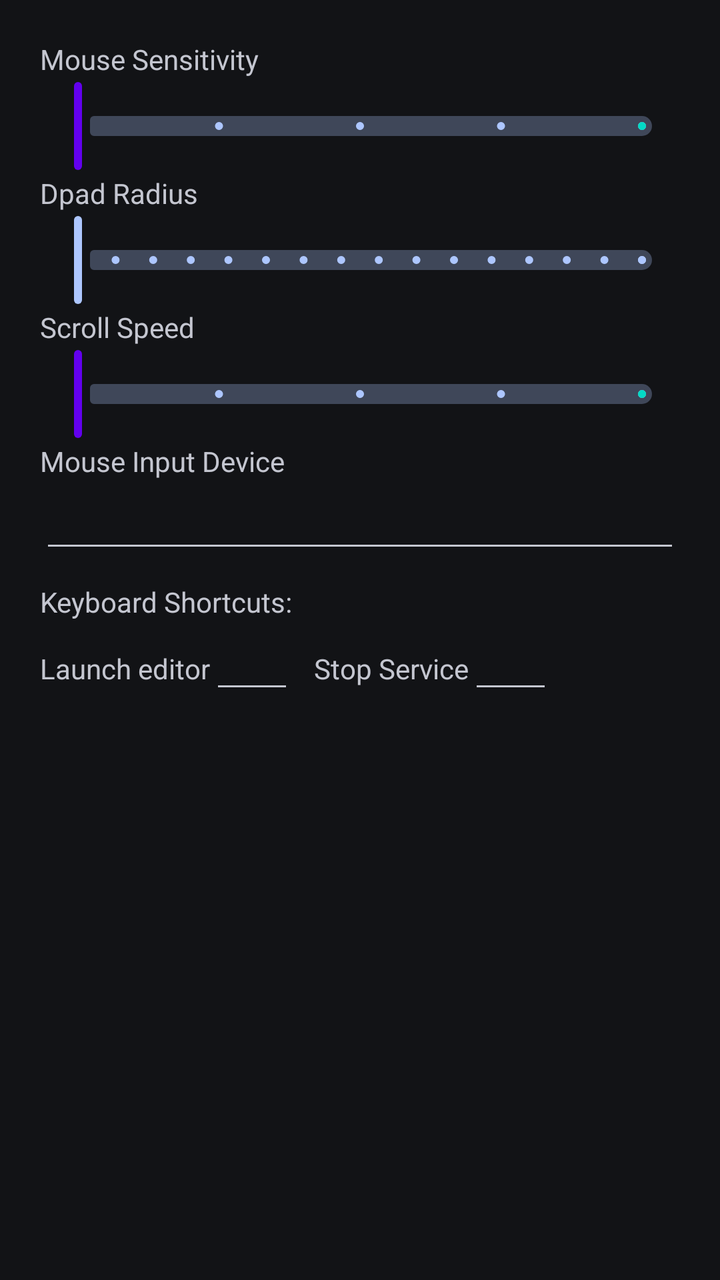
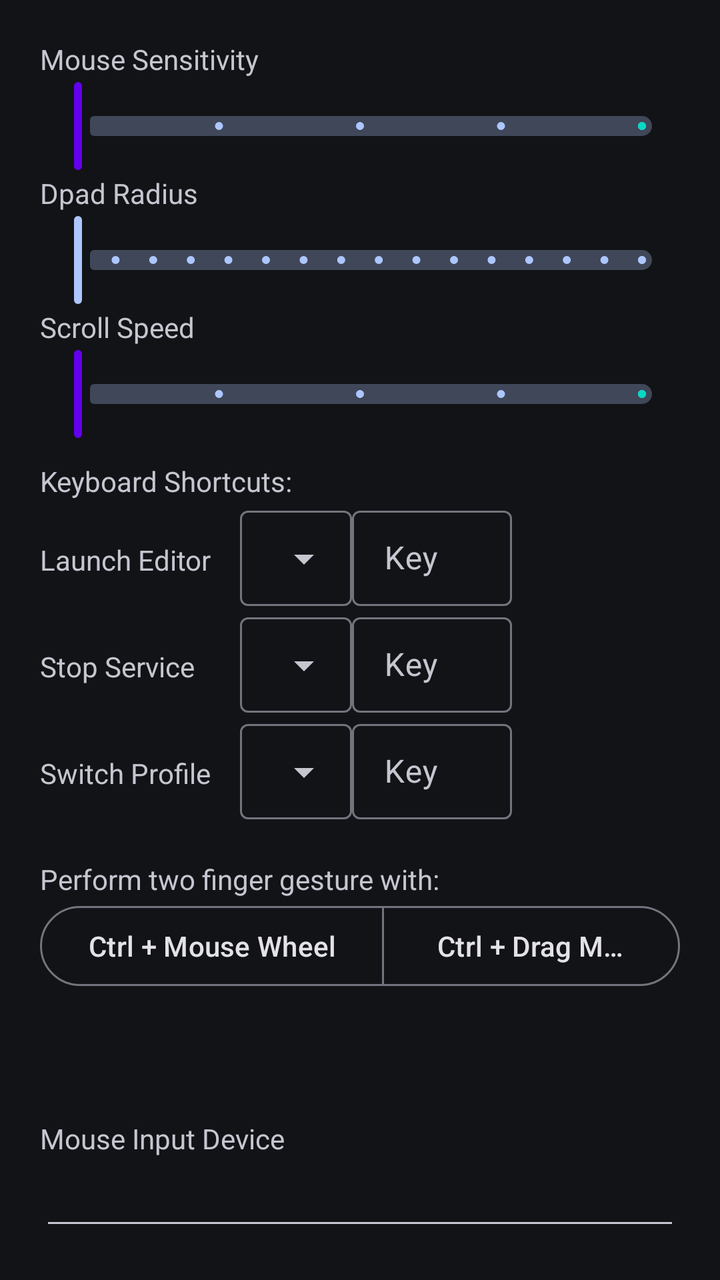

Screens rendered from an Android XML layout before and after an edit, with the pre-edit source and the edit as a unified diff.
<!-- AndroidManifest.xml: application theme Theme.XtMapper -->
<!-- res/layout/fragment_settings_dialog.xml -->
<?xml version="1.0" encoding="utf-8"?>
<LinearLayout xmlns:android="http://schemas.android.com/apk/res/android"
    xmlns:app="http://schemas.android.com/apk/res-auto"
    xmlns:tools="http://schemas.android.com/tools"
    android:layout_width="wrap_content"
    android:layout_height="wrap_content"
    android:orientation="vertical"
    android:theme="@style/Theme.Material3.DynamicColors.Dark"
    android:padding="20dp">
    <TextView
        android:layout_width="wrap_content"
        android:layout_height="wrap_content"
        android:text="@string/mouse_sensitivity"/>

    <com.google.android.material.slider.Slider
        android:id="@+id/slider_mouse"
        android:layout_width="wrap_content"
        android:layout_height="wrap_content"
        android:stepSize="1"
        android:valueFrom="1"
        android:valueTo="5"
        app:haloColor="@color/purple_700"
        app:thumbColor="@color/purple_500"
        app:trackColorActive="@color/teal_200"
        app:trackHeight="10dp"
        tools:value="2" />

    <TextView
        android:layout_width="wrap_content"
        android:layout_height="wrap_content"
        android:text="@string/dpad_radius"/>

    <com.google.android.material.slider.Slider
        android:id="@+id/slider_dpad"
        android:layout_width="wrap_content"
        android:layout_height="wrap_content"
        android:stepSize="0.1"
        android:valueFrom="0.5"
        android:valueTo="2.0"
        app:trackHeight="10dp"
        tools:value="1.0" />

    <TextView
        android:layout_width="wrap_content"
        android:layout_height="wrap_content"
        android:text="@string/scroll_speed"/>

    <com.google.android.material.slider.Slider
        android:id="@+id/slider_scroll_speed"
        android:layout_width="wrap_content"
        android:layout_height="wrap_content"
        android:stepSize="1"
        android:valueFrom="1"
        android:valueTo="5"
        app:haloColor="@color/purple_700"
        app:thumbColor="@color/purple_500"
        app:trackColorActive="@color/teal_200"
        app:trackHeight="10dp"
        tools:value="2" />

    <TextView
        android:layout_width="wrap_content"
        android:layout_height="wrap_content"
        android:text="@string/mouse_input_device"
        android:labelFor="@id/input_device"/>
    <EditText
        android:layout_width="match_parent"
        android:layout_height="wrap_content"
        android:inputType="textNoSuggestions"
        android:id="@+id/input_device"
        android:importantForAutofill="no" />

    <TextView
        android:layout_marginTop="10dp"
        android:layout_width="match_parent"
        android:layout_height="wrap_content"
        android:text="@string/keyboard_shortcuts" />

    <LinearLayout
        android:layout_width="match_parent"
        android:layout_height="match_parent"
        android:orientation="horizontal">

        <TextView
            android:layout_width="wrap_content"
            android:layout_height="wrap_content"
            android:text="@string/launch_editor" />

        <EditText
            android:id="@+id/launch_editor"
            android:layout_width="wrap_content"
            android:layout_height="wrap_content"
            android:ems="2"
            android:inputType="text"
            android:textAlignment="center"
            android:importantForAutofill="no" />

        <TextView
            android:layout_width="wrap_content"
            android:layout_height="wrap_content"
            android:text="@string/stop_service"
            android:layout_marginLeft="10dp" />

        <EditText
            android:id="@+id/stop_service"
            android:layout_width="wrap_content"
            android:layout_height="wrap_content"
            android:ems="2"
            android:inputType="text"
            android:textAlignment="center"
            android:importantForAutofill="no" />

    </LinearLayout>

    <LinearLayout
        android:layout_width="wrap_content"
        android:layout_height="wrap_content"
        android:orientation="horizontal">

        <com.google.android.material.textview.MaterialTextView
            android:layout_width="0dp"
            android:layout_height="wrap_content"
            android:layout_weight="2"
            android:layout_gravity="center"
            android:text="@string/pinch_to_zoom_gesture_info" />

        <com.google.android.material.button.MaterialButtonToggleGroup
            android:layout_width="wrap_content"
            android:layout_height="wrap_content"
            android:layout_weight="1">
            <com.google.android.material.button.MaterialButton
                style="?attr/materialButtonOutlinedStyle"
                android:layout_width="wrap_content"
                android:layout_height="wrap_content"
                android:id="@+id/mouse_wheel_toggle"
                android:text="@string/mouse_wheel"/>
            <com.google.android.material.button.MaterialButton
                style="?attr/materialButtonOutlinedStyle"
                android:layout_width="wrap_content"
                android:layout_height="wrap_content"
                android:id="@+id/mouse_drag_toggle"
                android:text="@string/drag_mouse"/>
        </com.google.android.material.button.MaterialButtonToggleGroup>
    </LinearLayout>


</LinearLayout>
<!-- resources referenced by this layout -->
<resources>
  <color name="purple_500">#FF6200EE</color>
  <color name="purple_700">#FF3700B3</color>
  <color name="teal_200">#FF03DAC5</color>
  <string name="dpad_radius">Dpad Radius</string>
  <string name="drag_mouse">Ctrl + Drag Mouse</string>
  <string name="keyboard_shortcuts">Keyboard Shortcuts:</string>
  <string name="launch_editor">Launch editor</string>
  <string name="mouse_input_device">Mouse Input Device</string>
  <string name="mouse_sensitivity">Mouse Sensitivity</string>
  <string name="mouse_wheel">Ctrl + Mouse Wheel</string>
  <string name="pinch_to_zoom_gesture_info">Two finger gesture with:</string>
  <string name="scroll_speed">Scroll Speed</string>
  <string name="stop_service">Stop Service</string>
  <style name="Theme.XtMapper" parent="Theme.Material3.DynamicColors.Dark">
          
          <item name="colorPrimary">@color/grey</item>
          <item name="colorPrimaryVariant">@color/purple_500</item>
          <item name="colorOnPrimary">@color/white</item>
          
          <item name="colorSecondary">@color/teal_200</item>
          <item name="colorSecondaryVariant">@color/teal_700</item>
          <item name="colorOnSecondary">@color/black</item>
          
          <item name="android:statusBarColor">?attr/colorPrimaryVariant</item>
          
      </style>
  <color name="grey">#303030</color>
  <color name="white">#FFFFFFFF</color>
  <color name="teal_700">#FF018786</color>
  <color name="black">#FF000000</color>
</resources>

<!-- the commit's change to res/layout/fragment_settings_dialog.xml (unified diff, before → after) -->
@@ -59,89 +59,163 @@
         tools:value="2" />
 
     <TextView
+        android:layout_marginTop="10dp"
+        android:layout_width="match_parent"
+        android:layout_height="wrap_content"
+        android:text="@string/keyboard_shortcuts" />
+
+    <LinearLayout
+        android:layout_width="match_parent"
+        android:layout_height="wrap_content"
+        android:orientation="horizontal">
+
+        <TextView
+            android:layout_width="90dp"
+            android:layout_height="wrap_content"
+            android:layout_marginRight="10dp"
+            android:text="@string/launch_editor"
+            android:labelFor="@id/launch_editor_modifier"/>
+
+        <com.google.android.material.textfield.TextInputLayout
+            style="@style/Widget.Material3.TextInputLayout.OutlinedBox.Dense.ExposedDropdownMenu"
+            android:layout_width="wrap_content"
+            android:layout_height="wrap_content">
+
+            <AutoCompleteTextView
+                android:id="@+id/launch_editor_modifier"
+                android:layout_width="match_parent"
+                android:layout_height="wrap_content"
+                android:inputType="none" />
+
+        </com.google.android.material.textfield.TextInputLayout>
+
+        <com.google.android.material.textfield.TextInputLayout
+            android:layout_width="80dp"
+            android:layout_height="wrap_content"
+            style="@style/Widget.Material3.TextInputLayout.OutlinedBox.Dense"
+            android:hint="@string/key">
+            <com.google.android.material.textfield.TextInputEditText
+                android:layout_width="match_parent"
+                android:layout_height="wrap_content"
+                android:id="@+id/launch_editor"
+                android:inputType="none" />
+
+        </com.google.android.material.textfield.TextInputLayout>
+
+    </LinearLayout>
+
+    <LinearLayout
+        android:layout_width="match_parent"
+        android:layout_height="wrap_content"
+        android:orientation="horizontal">
+
+        <TextView
+            android:layout_width="90dp"
+            android:layout_height="wrap_content"
+            android:text="@string/stop_service"
+            android:layout_marginRight="10dp"
+            android:labelFor="@id/stop_service_modifier"/>
+
+
+        <com.google.android.material.textfield.TextInputLayout
+            style="@style/Widget.Material3.TextInputLayout.OutlinedBox.Dense.ExposedDropdownMenu"
+            android:layout_width="wrap_content"
+            android:layout_height="wrap_content">
+
+            <AutoCompleteTextView
+                android:id="@+id/stop_service_modifier"
+                android:layout_width="match_parent"
+                android:layout_height="wrap_content"
+                android:inputType="none" />
+
+        </com.google.android.material.textfield.TextInputLayout>
+
+        <com.google.android.material.textfield.TextInputLayout
+            android:layout_width="80dp"
+            android:layout_height="wrap_content"
+            style="@style/Widget.Material3.TextInputLayout.OutlinedBox.Dense"
+            android:hint="@string/key">
+            <com.google.android.material.textfield.TextInputEditText
+                android:layout_width="match_parent"
+                android:layout_height="wrap_content"
+                android:id="@+id/stop_service"
+                android:inputType="none" />
+        </com.google.android.material.textfield.TextInputLayout>
+    </LinearLayout>
+
+    <LinearLayout
+        android:layout_width="match_parent"
+        android:layout_height="wrap_content"
+        android:orientation="horizontal">
+
+        <TextView
+            android:layout_width="90dp"
+            android:layout_height="wrap_content"
+            android:text="@string/switch_profile"
+            android:layout_marginRight="10dp"/>
+
+
+        <com.google.android.material.textfield.TextInputLayout
+            style="@style/Widget.Material3.TextInputLayout.OutlinedBox.Dense.ExposedDropdownMenu"
+            android:layout_width="wrap_content"
+            android:layout_height="wrap_content">
+
+            <AutoCompleteTextView
+                android:id="@+id/switch_profile_modifier"
+                android:layout_width="match_parent"
+                android:layout_height="wrap_content"
+                android:inputType="none" />
+
+        </com.google.android.material.textfield.TextInputLayout>
+
+        <com.google.android.material.textfield.TextInputLayout
+            android:layout_width="80dp"
+            android:layout_height="wrap_content"
+            style="@style/Widget.Material3.TextInputLayout.OutlinedBox.Dense"
+            android:hint="@string/key">
+            <com.google.android.material.textfield.TextInputEditText
+                android:layout_width="match_parent"
+                android:layout_height="wrap_content"
+                android:id="@+id/switch_profile"
+                android:inputType="none" />
+        </com.google.android.material.textfield.TextInputLayout>
+    </LinearLayout>
+
+    <com.google.android.material.textview.MaterialTextView
+        android:layout_width="match_parent"
+        android:layout_height="wrap_content"
+        android:layout_marginTop="20dp"
+        android:text="@string/pinch_to_zoom_gesture_info" />
+
+    <com.google.android.material.button.MaterialButtonToggleGroup
+        android:layout_width="wrap_content"
+        android:layout_height="0dp"
+        android:layout_weight="1">
+        <com.google.android.material.button.MaterialButton
+            style="?attr/materialButtonOutlinedStyle"
+            android:layout_width="wrap_content"
+            android:layout_height="wrap_content"
+            android:id="@+id/mouse_wheel_toggle"
+            android:text="@string/mouse_wheel"/>
+        <com.google.android.material.button.MaterialButton
+            style="?attr/materialButtonOutlinedStyle"
+            android:layout_width="wrap_content"
+            android:layout_height="wrap_content"
+            android:id="@+id/mouse_drag_toggle"
+            android:text="@string/drag_mouse"/>
+    </com.google.android.material.button.MaterialButtonToggleGroup>
+
+    <TextView
         android:layout_width="wrap_content"
         android:layout_height="wrap_content"
         android:text="@string/mouse_input_device"
-        android:labelFor="@id/input_device"/>
+        android:labelFor="@id/input_device"
+        android:layout_marginTop="20dp"/>
+
     <EditText
         android:layout_width="match_parent"
         android:layout_height="wrap_content"
         android:inputType="textNoSuggestions"
         android:id="@+id/input_device"
         android:importantForAutofill="no" />
-
-    <TextView
-        android:layout_marginTop="10dp"
-        android:layout_width="match_parent"
-        android:layout_height="wrap_content"
-        android:text="@string/keyboard_shortcuts" />
-
-    <LinearLayout
-        android:layout_width="match_parent"
-        android:layout_height="match_parent"
-        android:orientation="horizontal">
-
-        <TextView
-            android:layout_width="wrap_content"
-            android:layout_height="wrap_content"
-            android:text="@string/launch_editor" />
-
-        <EditText
-            android:id="@+id/launch_editor"
-            android:layout_width="wrap_content"
-            android:layout_height="wrap_content"
-            android:ems="2"
-            android:inputType="text"
-            android:textAlignment="center"
-            android:importantForAutofill="no" />
-
-        <TextView
-            android:layout_width="wrap_content"
-            android:layout_height="wrap_content"
-            android:text="@string/stop_service"
-            android:layout_marginLeft="10dp" />
-
-        <EditText
-            android:id="@+id/stop_service"
-            android:layout_width="wrap_content"
-            android:layout_height="wrap_content"
-            android:ems="2"
-            android:inputType="text"
-            android:textAlignment="center"
-            android:importantForAutofill="no" />
-
-    </LinearLayout>
-
-    <LinearLayout
-        android:layout_width="wrap_content"
-        android:layout_height="wrap_content"
-        android:orientation="horizontal">
-
-        <com.google.android.material.textview.MaterialTextView
-            android:layout_width="0dp"
-            android:layout_height="wrap_content"
-            android:layout_weight="2"
-            android:layout_gravity="center"
-            android:text="@string/pinch_to_zoom_gesture_info" />
-
-        <com.google.android.material.button.MaterialButtonToggleGroup
-            android:layout_width="wrap_content"
-            android:layout_height="wrap_content"
-            android:layout_weight="1">
-            <com.google.android.material.button.MaterialButton
-                style="?attr/materialButtonOutlinedStyle"
-                android:layout_width="wrap_content"
-                android:layout_height="wrap_content"
-                android:id="@+id/mouse_wheel_toggle"
-                android:text="@string/mouse_wheel"/>
-            <com.google.android.material.button.MaterialButton
-                style="?attr/materialButtonOutlinedStyle"
-                android:layout_width="wrap_content"
-                android:layout_height="wrap_content"
-                android:id="@+id/mouse_drag_toggle"
-                android:text="@string/drag_mouse"/>
-        </com.google.android.material.button.MaterialButtonToggleGroup>
-    </LinearLayout>
-
-
 </LinearLayout>
<!-- resource entries referenced after the edit -->
@@ -5,14 +5,16 @@
   <color name="teal_200">#FF03DAC5</color>
   <string name="dpad_radius">Dpad Radius</string>
   <string name="drag_mouse">Ctrl + Drag Mouse</string>
+  <string name="key">Key</string>
   <string name="keyboard_shortcuts">Keyboard Shortcuts:</string>
-  <string name="launch_editor">Launch editor</string>
+  <string name="launch_editor">Launch Editor</string>
   <string name="mouse_input_device">Mouse Input Device</string>
   <string name="mouse_sensitivity">Mouse Sensitivity</string>
   <string name="mouse_wheel">Ctrl + Mouse Wheel</string>
-  <string name="pinch_to_zoom_gesture_info">Two finger gesture with:</string>
+  <string name="pinch_to_zoom_gesture_info">Perform two finger gesture with:</string>
   <string name="scroll_speed">Scroll Speed</string>
   <string name="stop_service">Stop Service</string>
+  <string name="switch_profile">Switch Profile</string>
   <style name="Theme.XtMapper" parent="Theme.Material3.DynamicColors.Dark">
           
           <item name="colorPrimary">@color/grey</item>
